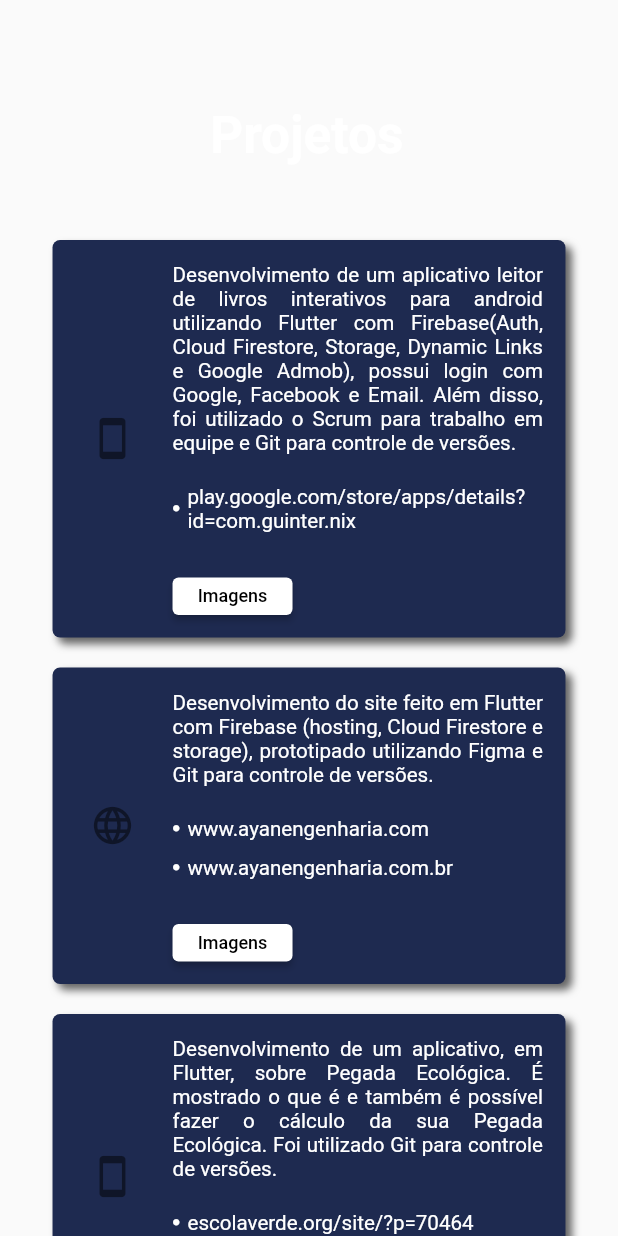
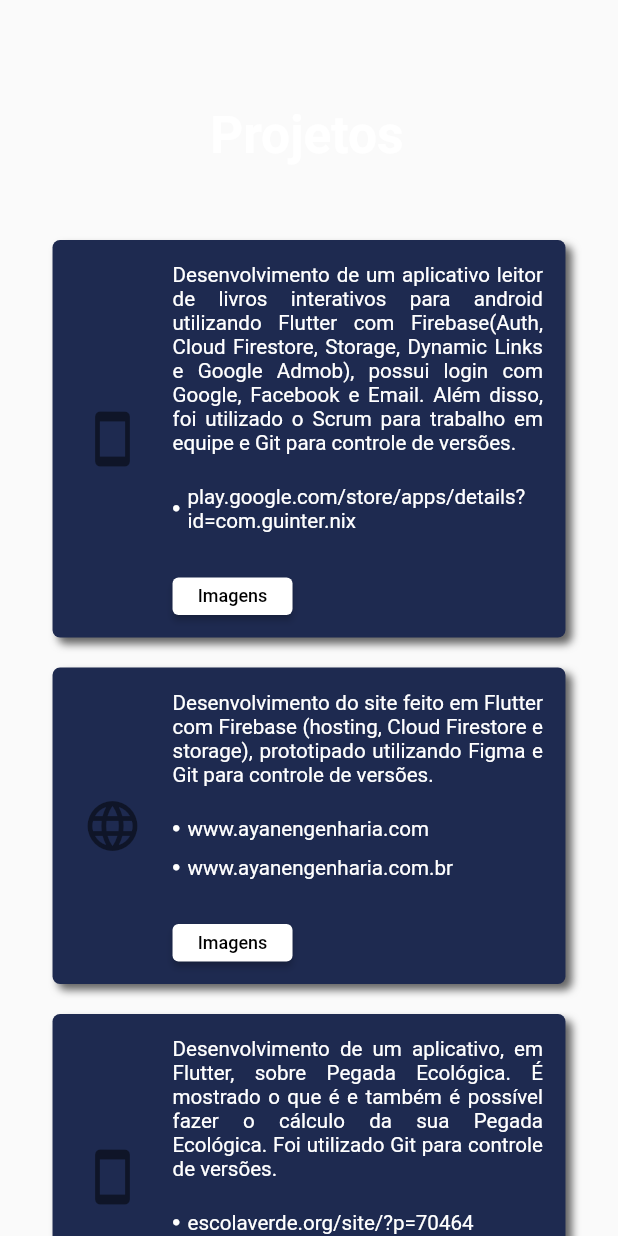
Before and after one commit to FigueredoMatheus/meu_site, a Flutter app: the ProjectsPage widget shown alone on an empty page, opened directly, on a phone screen of 412 x 824 dp. Run offline on Flutter 3.47's test engine with Material 2 defaults, Android fonts, the phone set to English and light mode, and no system bars; our stand-ins replace font_awesome_flutter, google_fonts, photo_view, scrollable_positioned_list; Roboto replaces fonts that are missing (Sanchez).

Commit message:
Ajusta tamanho do icone em projetos

```diff
--- a/lib/components/projectsPage/project_card_content.dart
+++ b/lib/components/projectsPage/project_card_content.dart
@@ -26,13 +26,12 @@ class ProjectCardContent extends StatelessWidget {
     return Row(
       crossAxisAlignment: CrossAxisAlignment.center,
       children: [
-        Container(
-          margin: const EdgeInsets.only(right: 15),
-          width: iconSize + 20,
+        Padding(
+          padding: const EdgeInsets.fromLTRB(5, 0, 20, 0),
           child: Icon(
             project['isApp'] ? Icons.smartphone : Icons.language,
             size: iconSize,
-            color: Color.fromARGB(129, 0, 0, 0),
+            color: const Color.fromARGB(129, 0, 0, 0),
           ),
         ),
         Expanded(
--- a/lib/views/projects_page.dart
+++ b/lib/views/projects_page.dart
@@ -13,7 +13,7 @@ class ProjectsPage extends StatelessWidget {
           screenWidth: screenWidth,
           projectContainerWidth:
               screenWidth * 0.83 > 550 ? 550 : screenWidth * 0.83,
-          iconSize: 30,
+          iconSize: 40,
           textFontSize: screenWidth * 0.0333 > 16 ? 16 : screenWidth * 0.0333,
         );
       } else if (screenWidth <= 950) {
```
